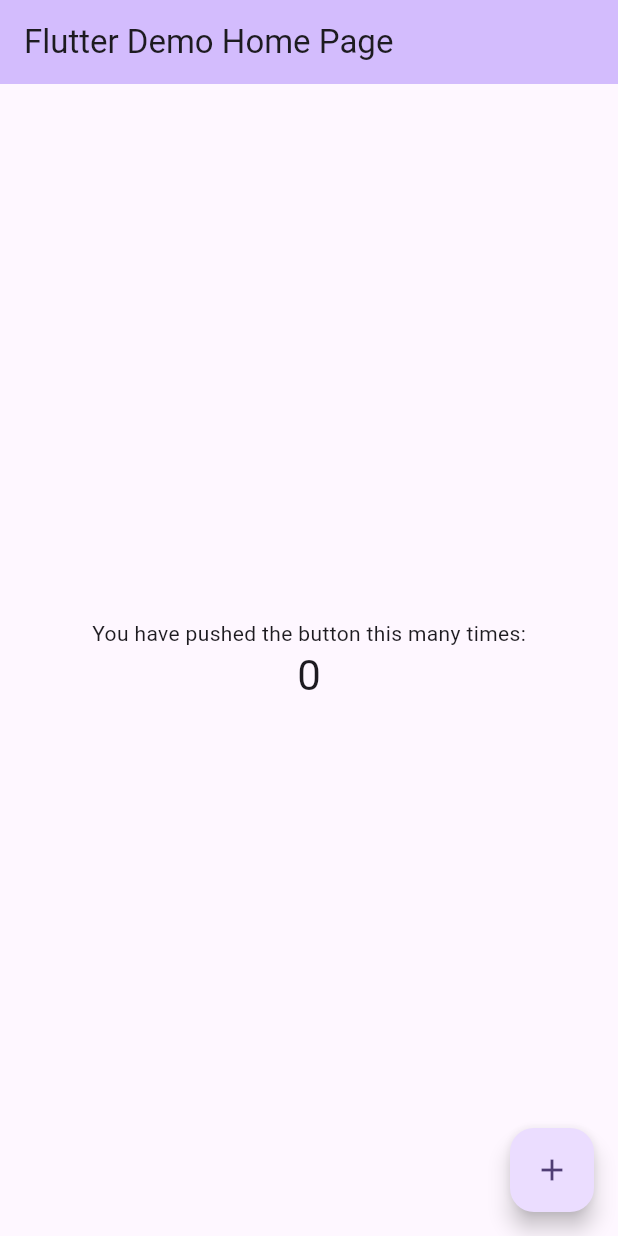
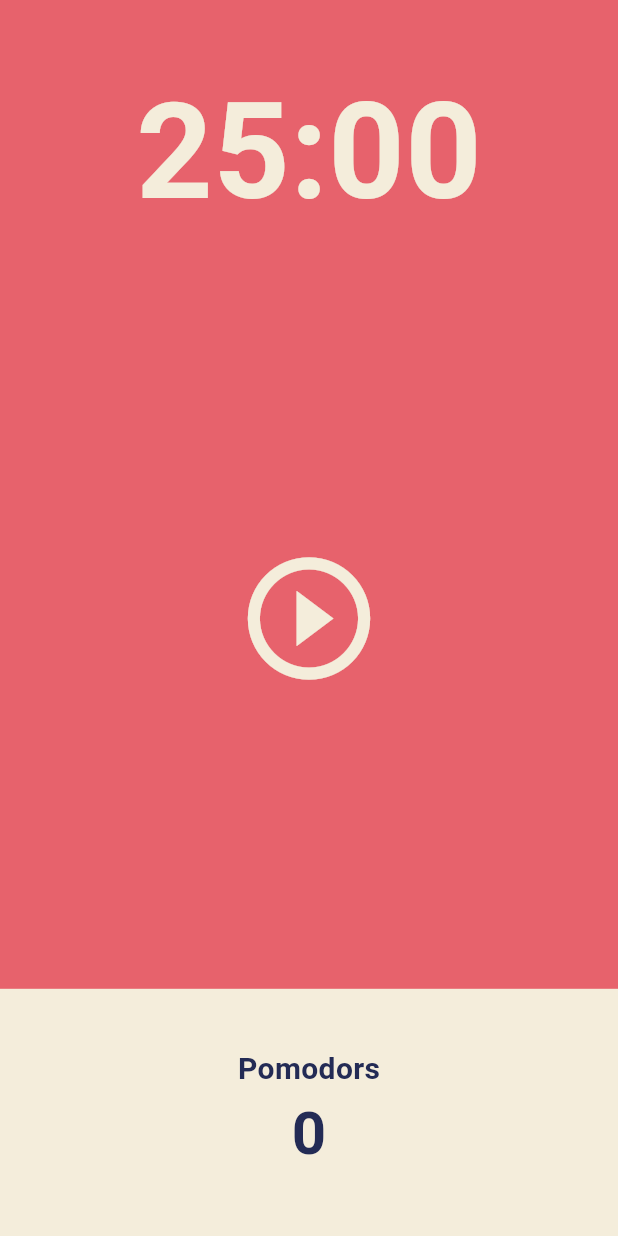
Before and after one commit to jyparkme/about-flutter-practice, a Flutter app: the screen it shows after launch, on a phone screen of 412 x 824 dp. Run offline on Flutter 3.47's test engine with Material 3 defaults, Android fonts, the phone set to English and light mode, and no system bars.

Commit message:
chapter 4.0 UI setting - ThemeData Setting - Screens directory - Flexible:flex

```diff
--- a/lib/main.dart
+++ b/lib/main.dart
@@ -1,125 +1,26 @@
 import 'package:flutter/material.dart';
+import 'package:toonflix/screens/home_screen.dart';
 
 void main() {
-  runApp(const MyApp());
+  runApp(const App());
 }
 
-class MyApp extends StatelessWidget {
-  const MyApp({super.key});
+class App extends StatelessWidget {
+  const App({super.key});
 
-  // This widget is the root of your application.
   @override
   Widget build(BuildContext context) {
     return MaterialApp(
-      title: 'Flutter Demo',
       theme: ThemeData(
-        // This is the theme of your application.
-        //
-        // TRY THIS: Try running your application with "flutter run". You'll see
-        // the application has a purple toolbar. Then, without quitting the app,
-        // try changing the seedColor in the colorScheme below to Colors.green
-        // and then invoke "hot reload" (save your changes or press the "hot
-        // reload" button in a Flutter-supported IDE, or press "r" if you used
-        // the command line to start the app).
-        //
-        // Notice that the counter didn't reset back to zero; the application
-        // state is not lost during the reload. To reset the state, use hot
-        // restart instead.
-        //
-        // This works for code too, not just values: Most code changes can be
-        // tested with just a hot reload.
-        colorScheme: ColorScheme.fromSeed(seedColor: Colors.deepPurple),
-        useMaterial3: true,
+        scaffoldBackgroundColor: const Color(0xFFE7626C),
+        textTheme: const TextTheme(
+          headlineLarge: TextStyle(
+            color: Color(0xFF232B55),
+          ),
+        ),
+        cardColor: const Color(0xffF4EDDB),
       ),
-      home: const MyHomePage(title: 'Flutter Demo Home Page'),
+      home: const HomeScreen(),
     );
   }
 }
-
-class MyHomePage extends StatefulWidget {
-  const MyHomePage({super.key, required this.title});
-
-  // This widget is the home page of your application. It is stateful, meaning
-  // that it has a State object (defined below) that contains fields that affect
-  // how it looks.
-
-  // This class is the configuration for the state. It holds the values (in this
-  // case the title) provided by the parent (in this case the App widget) and
-  // used by the build method of the State. Fields in a Widget subclass are
-  // always marked "final".
-
-  final String title;
-
-  @override
-  State<MyHomePage> createState() => _MyHomePageState();
-}
-
-class _MyHomePageState extends State<MyHomePage> {
-  int _counter = 0;
-
-  void _incrementCounter() {
-    setState(() {
-      // This call to setState tells the Flutter framework that something has
-      // changed in this State, which causes it to rerun the build method below
-      // so that the display can reflect the updated values. If we changed
-      // _counter without calling setState(), then the build method would not be
-      // called again, and so nothing would appear to happen.
-      _counter++;
-    });
-  }
-
-  @override
-  Widget build(BuildContext context) {
-    // This method is rerun every time setState is called, for instance as done
-    // by the _incrementCounter method above.
-    //
-    // The Flutter framework has been optimized to make rerunning build methods
-    // fast, so that you can just rebuild anything that needs updating rather
-    // than having to individually change instances of widgets.
-    return Scaffold(
-      appBar: AppBar(
-        // TRY THIS: Try changing the color here to a specific color (to
-        // Colors.amber, perhaps?) and trigger a hot reload to see the AppBar
-        // change color while the other colors stay the same.
-        backgroundColor: Theme.of(context).colorScheme.inversePrimary,
-        // Here we take the value from the MyHomePage object that was created by
-        // the App.build method, and use it to set our appbar title.
-        title: Text(widget.title),
-      ),
-      body: Center(
-        // Center is a layout widget. It takes a single child and positions it
-        // in the middle of the parent.
-        child: Column(
-          // Column is also a layout widget. It takes a list of children and
-          // arranges them vertically. By default, it sizes itself to fit its
-          // children horizontally, and tries to be as tall as its parent.
-          //
-          // Column has various properties to control how it sizes itself and
-          // how it positions its children. Here we use mainAxisAlignment to
-          // center the children vertically; the main axis here is the vertical
-          // axis because Columns are vertical (the cross axis would be
-          // horizontal).
-          //
-          // TRY THIS: Invoke "debug painting" (choose the "Toggle Debug Paint"
-          // action in the IDE, or press "p" in the console), to see the
-          // wireframe for each widget.
-          mainAxisAlignment: MainAxisAlignment.center,
-          children: <Widget>[
-            const Text(
-              'You have pushed the button this many times:',
-            ),
-            Text(
-              '$_counter',
-              style: Theme.of(context).textTheme.headlineMedium,
-            ),
-          ],
-        ),
-      ),
-      floatingActionButton: FloatingActionButton(
-        onPressed: _incrementCounter,
-        tooltip: 'Increment',
-        child: const Icon(Icons.add),
-      ), // This trailing comma makes auto-formatting nicer for build methods.
-    );
-  }
-}
--- /dev/null
+++ b/lib/screens/home_screen.dart
@@ -0,0 +1,88 @@
+import 'package:flutter/material.dart';
+import 'package:flutter/widgets.dart';
+
+class HomeScreen extends StatefulWidget {
+  const HomeScreen({super.key});
+
+  @override
+  State<HomeScreen> createState() => _HomeScreenState();
+}
+
+class _HomeScreenState extends State<HomeScreen> {
+  @override
+  Widget build(BuildContext context) {
+    return Scaffold(
+      backgroundColor: Theme.of(context).scaffoldBackgroundColor,
+      body: Column(
+        children: [
+          Flexible(
+            flex: 1,
+            child: Container(
+              alignment: Alignment.bottomCenter,
+              child: Text(
+                '25:00',
+                style: TextStyle(
+                  color: Theme.of(context).cardColor,
+                  fontSize: 89,
+                  fontWeight: FontWeight.w600,
+                ),
+              ),
+            ),
+          ),
+          Flexible(
+            flex: 3,
+            child: Center(
+              child: IconButton(
+                iconSize: 98,
+                color: Theme.of(context).cardColor,
+                onPressed: () {},
+                icon: Icon(Icons.play_circle_outline),
+              ),
+            ),
+          ),
+          Flexible(
+            flex: 1,
+            child: Row(
+              children: [
+                Expanded(
+                  child: Container(
+                    decoration: BoxDecoration(
+                      color: Theme.of(context).cardColor,
+                    ),
+                    child: Column(
+                      mainAxisAlignment: MainAxisAlignment.center,
+                      children: [
+                        Text(
+                          'Pomodors',
+                          style: TextStyle(
+                            fontSize: 20,
+                            color: Theme.of(context)
+                                .textTheme
+                                .headlineLarge!
+                                .color,
+                            fontWeight: FontWeight.w600,
+                          ),
+                        ),
+                        Text(
+                          '0',
+                          style: TextStyle(
+                            fontSize: 40,
+                            color: Theme.of(context)
+                                .textTheme
+                                .headlineLarge!
+                                .color,
+                            fontWeight: FontWeight.w600,
+                          ),
+                        ),
+                      ],
+                    ),
+                  ),
+                ),
+              ],
+            ),
+          ),
+        ],
+      ),
+    );
+  }
+}
```
Also changed, not shown: 1 other file.
